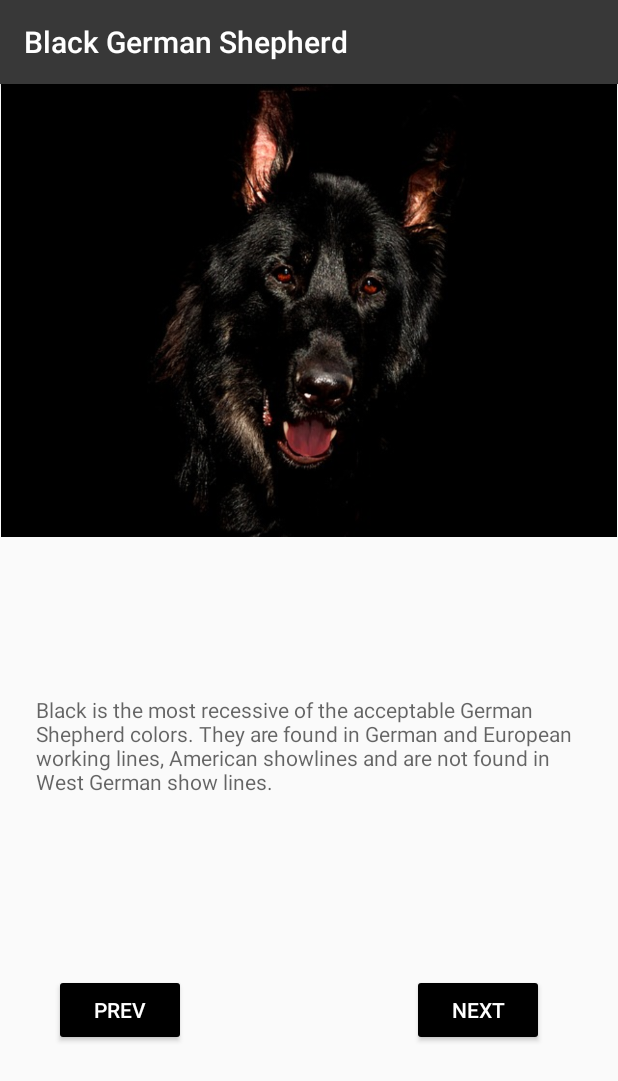
After one commit to kamalpreetgrewal/GermanShepherdInfo, an Android app: the InfoActivity1 screen opened directly, with no data from a screen before it, on a phone screen of 412 x 824 dp. The commit adds this screen. Shown: the top 1081 px of the screen. Run offline under Robolectric (Android 15) with nearby library versions, the phone set to English and light mode, and no system bars.

Commit message:
Add information about different types with different activities for each

```diff
--- /dev/null
+++ b/app/src/main/java/com/example/guestaccount/germanshepherd/InfoActivity1.java
@@ -0,0 +1,36 @@
+package com.example.guestaccount.germanshepherd;
+
+import android.content.Intent;
+import android.support.v7.app.AppCompatActivity;
+import android.os.Bundle;
+import android.view.View;
+import android.widget.Button;
+import android.widget.Toast;
+
+public class InfoActivity1 extends AppCompatActivity {
+
+    @Override
+    protected void onCreate(Bundle savedInstanceState) {
+        super.onCreate(savedInstanceState);
+        setContentView(R.layout.activity_info1);
+
+        Button prevButton = (Button) findViewById(R.id.prev_button1);
+        Button nextButton = (Button) findViewById(R.id.next_button1);
+
+        prevButton.setOnClickListener(new View.OnClickListener() {
+            @Override
+            public void onClick(View view) {
+                Toast.makeText(getApplicationContext(), "This is the first type",
+                        Toast.LENGTH_SHORT).show();
+            }
+        });
+
+        nextButton.setOnClickListener(new View.OnClickListener() {
+            @Override
+            public void onClick(View view) {
+                Intent intent = new Intent(InfoActivity1.this, InfoActivity2.class);
+                startActivity(intent);
+            }
+        });
+    }
+}
--- /dev/null
+++ b/app/src/main/res/layout/activity_info1.xml
@@ -0,0 +1,77 @@
+<?xml version="1.0" encoding="utf-8"?>
+<android.support.constraint.ConstraintLayout
+    xmlns:android="http://schemas.android.com/apk/res/android"
+    xmlns:app="http://schemas.android.com/apk/res-auto"
+    xmlns:tools="http://schemas.android.com/tools"
+    android:layout_width="match_parent"
+    android:layout_height="match_parent"
+    tools:context=".InfoActivity1">
+
+
+    <ImageView
+        android:id="@+id/black_shepherd"
+        android:layout_width="match_parent"
+        android:layout_height="wrap_content"
+        android:layout_marginBottom="8dp"
+        app:layout_constraintBottom_toBottomOf="parent"
+        app:layout_constraintEnd_toEndOf="parent"
+        app:layout_constraintHorizontal_bias="0.0"
+        app:layout_constraintStart_toStartOf="parent"
+        app:layout_constraintTop_toTopOf="parent"
+        app:layout_constraintVertical_bias="0.0"
+        android:adjustViewBounds="true"
+        app:srcCompat="@drawable/black_german_shepherd"/>
+
+    <TextView
+        android:id="@+id/black_shepherd_info"
+        android:layout_width="match_parent"
+        android:layout_height="wrap_content"
+        android:layout_marginBottom="8dp"
+        android:layout_marginEnd="24dp"
+        android:layout_marginLeft="8dp"
+        android:layout_marginRight="8dp"
+        android:layout_marginStart="24dp"
+        android:layout_marginTop="8dp"
+        android:text="@string/text_info_activity1"
+        android:textAppearance="@android:style/TextAppearance.Holo.Small"
+        app:layout_constraintBottom_toBottomOf="parent"
+        app:layout_constraintEnd_toEndOf="parent"
+        app:layout_constraintStart_toStartOf="parent"
+        app:layout_constraintTop_toBottomOf="@+id/black_shepherd"
+        app:layout_constraintVertical_bias="0.254"/>
+
+    <Button
+        android:id="@+id/prev_button1"
+        android:layout_width="wrap_content"
+        android:layout_height="wrap_content"
+        android:layout_marginBottom="16dp"
+        android:layout_marginLeft="36dp"
+        android:layout_marginStart="36dp"
+        android:layout_marginTop="8dp"
+        android:text="Prev"
+        android:textColor="@android:color/background_light"
+        android:backgroundTint="@android:color/background_dark"
+        app:layout_constraintBottom_toBottomOf="parent"
+        app:layout_constraintStart_toStartOf="parent"
+        app:layout_constraintTop_toBottomOf="@+id/black_shepherd_info"/>
+
+    <Button
+        android:id="@+id/next_button1"
+        android:layout_width="wrap_content"
+        android:layout_height="wrap_content"
+        android:layout_marginBottom="16dp"
+        android:layout_marginEnd="16dp"
+        android:layout_marginLeft="8dp"
+        android:layout_marginRight="16dp"
+        android:layout_marginStart="8dp"
+        android:layout_marginTop="8dp"
+        android:text="Next"
+        android:textColor="@android:color/background_light"
+        android:backgroundTint="@android:color/background_dark"
+        app:layout_constraintBottom_toBottomOf="parent"
+        app:layout_constraintEnd_toEndOf="parent"
+        app:layout_constraintHorizontal_bias="0.812"
+        app:layout_constraintStart_toEndOf="@+id/prev_button1"
+        app:layout_constraintTop_toBottomOf="@+id/black_shepherd_info"/>
+
+</android.support.constraint.ConstraintLayout>
--- a/app/src/main/res/values/colors.xml
+++ b/app/src/main/res/values/colors.xml
@@ -1,6 +1,6 @@
 <?xml version="1.0" encoding="utf-8"?>
 <resources>
-    <color name="colorPrimary">#3F51B5</color>
-    <color name="colorPrimaryDark">#303F9F</color>
+    <color name="colorPrimary">#383838</color>
+    <color name="colorPrimaryDark">#000000</color>
     <color name="colorAccent">#FF4081</color>
 </resources>
```
Also changed, not shown: app/src/main/AndroidManifest.xml (+14 -4 lines), app/src/main/java/com/example/guestaccount/germanshepherd/InfoActivity2.java (added, +35 -0 lines), app/src/main/java/com/example/guestaccount/germanshepherd/InfoActivity3.java (added, +36 -0 lines), app/src/main/java/com/example/guestaccount/germanshepherd/MainActivity.java (+31 -0 lines), app/src/main/res/layout/activity_info2.xml (added, +76 -0 lines), app/src/main/res/layout/activity_info3.xml (added, +76 -0 lines), app/src/main/res/layout/activity_launcher.xml (+7 -2 lines), app/src/main/res/layout/activity_main.xml (+66 -19 lines), app/src/main/res/values/strings.xml (+15 -1 lines), app/src/main/res/drawable/black_german_shepherd.jpg (added), app/src/main/res/drawable/tan_black_german_shepherd.jpg (added), app/src/main/res/drawable/white_german_shepherd.jpg (added).
